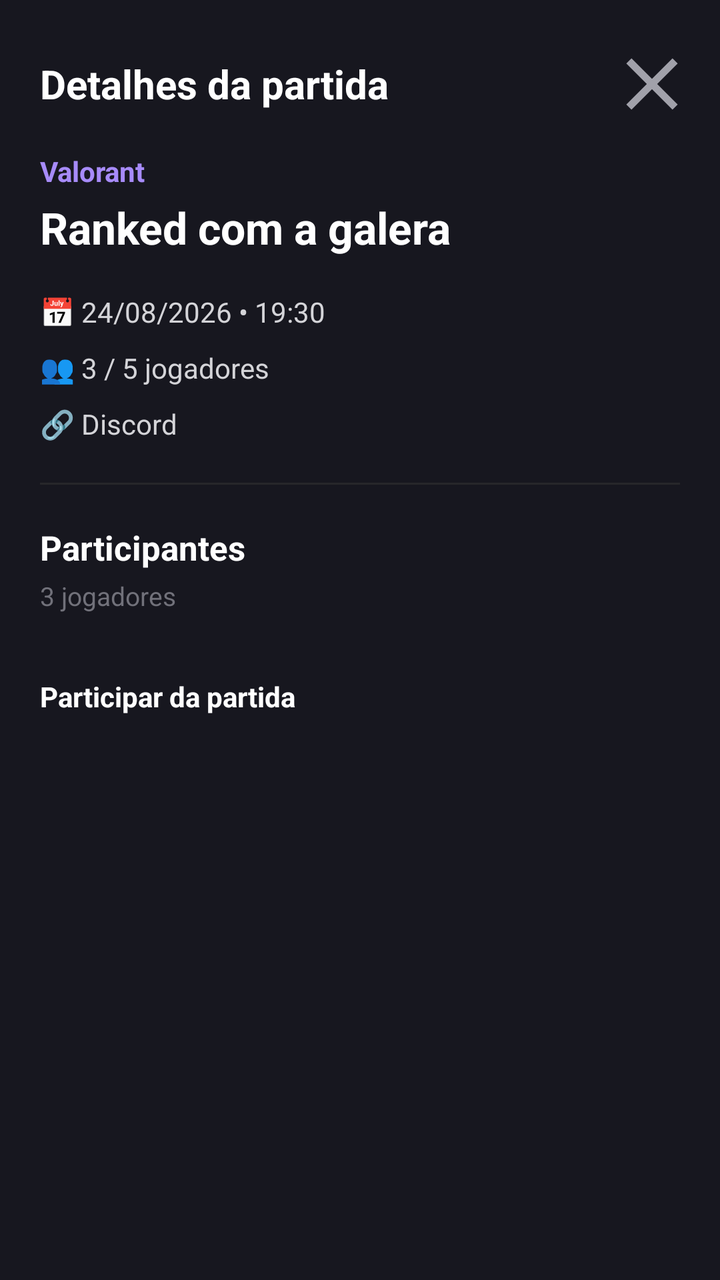
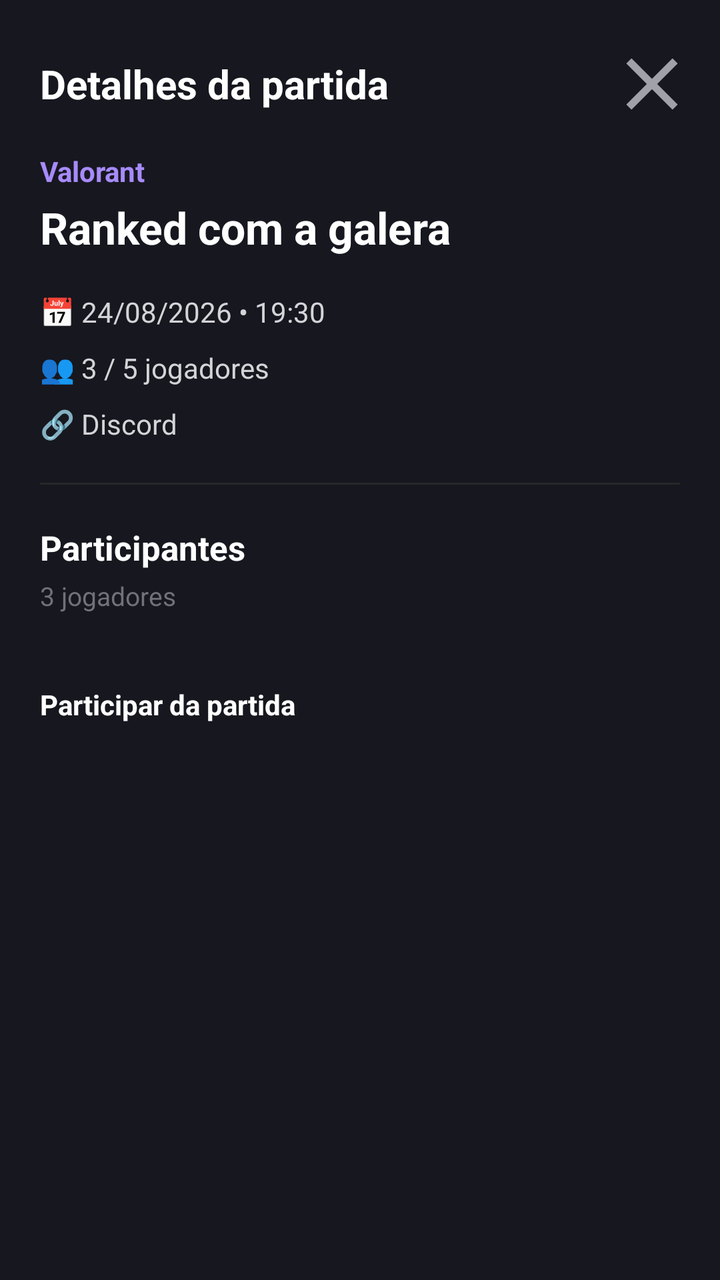

Screens rendered from an Android XML layout before and after an edit, with the pre-edit source and the edit as a unified diff.
<!-- AndroidManifest.xml: application theme Theme.Syno -->
<!-- res/layout/dialog_match_details.xml -->
<?xml version="1.0" encoding="utf-8"?>
<LinearLayout xmlns:android="http://schemas.android.com/apk/res/android"
    android:layout_width="match_parent"
    android:layout_height="wrap_content"
    android:orientation="vertical"
    android:background="#17171F">

    

    <LinearLayout
        android:layout_width="match_parent"
        android:layout_height="wrap_content"
        android:orientation="horizontal"
        android:gravity="center_vertical"
        android:paddingStart="20dp"
        android:paddingTop="20dp"
        android:paddingEnd="12dp"
        android:paddingBottom="4dp">

        <TextView
            android:id="@+id/tvDetailsTitle"
            android:layout_width="0dp"
            android:layout_height="wrap_content"
            android:layout_weight="1"
            android:text="Detalhes da partida"
            android:textColor="#FFFFFF"
            android:textSize="20sp"
            android:textStyle="bold" />

        <ImageButton
            android:id="@+id/btnCloseDetails"
            android:layout_width="44dp"
            android:layout_height="44dp"
            android:contentDescription="Fechar"
            android:background="@drawable/button_icon_ripple"
            android:src="@drawable/ic_close"
            android:tint="#A1A1AA" />

    </LinearLayout>


    

    <ScrollView
        android:layout_width="match_parent"
        android:layout_height="wrap_content"
        android:maxHeight="600dp"
        android:fillViewport="true">

        <LinearLayout
            android:layout_width="match_parent"
            android:layout_height="wrap_content"
            android:orientation="vertical"
            android:paddingStart="20dp"
            android:paddingEnd="20dp"
            android:paddingBottom="20dp">


            

            <TextView
                android:id="@+id/tvDetailsGame"
                android:layout_width="match_parent"
                android:layout_height="wrap_content"
                android:layout_marginTop="8dp"
                android:text="Valorant"
                android:textColor="#A78BFA"
                android:textSize="14sp"
                android:textStyle="bold" />


            

            <TextView
                android:id="@+id/tvDetailsMatchName"
                android:layout_width="match_parent"
                android:layout_height="wrap_content"
                android:layout_marginTop="4dp"
                android:text="Ranked com a galera"
                android:textColor="#FFFFFF"
                android:textSize="22sp"
                android:textStyle="bold" />


            

            <TextView
                android:id="@+id/tvDetailsDate"
                android:layout_width="match_parent"
                android:layout_height="wrap_content"
                android:layout_marginTop="18dp"
                android:text="📅 24/08/2026 • 19:30"
                android:textColor="#D4D4D8"
                android:textSize="14sp" />


            

            <TextView
                android:id="@+id/tvDetailsPlayers"
                android:layout_width="match_parent"
                android:layout_height="wrap_content"
                android:layout_marginTop="9dp"
                android:text="👥 3 / 5 jogadores"
                android:textColor="#D4D4D8"
                android:textSize="14sp" />


            

            <TextView
                android:id="@+id/tvDetailsGameType"
                android:layout_width="match_parent"
                android:layout_height="wrap_content"
                android:layout_marginTop="9dp"
                android:text="🎮 Competitivo"
                android:textColor="#D4D4D8"
                android:textSize="14sp"
                android:visibility="gone" />


            

            <TextView
                android:id="@+id/tvDetailsLocation"
                android:layout_width="match_parent"
                android:layout_height="wrap_content"
                android:layout_marginTop="9dp"
                android:text="🔗 Discord"
                android:textColor="#D4D4D8"
                android:textSize="14sp" />


            

            <TextView
                android:id="@+id/tvDetailsAverageAge"
                android:layout_width="match_parent"
                android:layout_height="wrap_content"
                android:layout_marginTop="9dp"
                android:text="👤 Idade média: 20 anos"
                android:textColor="#D4D4D8"
                android:textSize="14sp"
                android:visibility="gone" />


            

            <View
                android:layout_width="match_parent"
                android:layout_height="1dp"
                android:layout_marginTop="20dp"
                android:background="#27272A" />


            

            <TextView
                android:id="@+id/tvParticipantsTitle"
                android:layout_width="match_parent"
                android:layout_height="wrap_content"
                android:layout_marginTop="20dp"
                android:text="Participantes"
                android:textColor="#FFFFFF"
                android:textSize="17sp"
                android:textStyle="bold" />


            <TextView
                android:id="@+id/tvParticipantsCount"
                android:layout_width="match_parent"
                android:layout_height="wrap_content"
                android:layout_marginTop="4dp"
                android:text="3 jogadores"
                android:textColor="#71717A"
                android:textSize="13sp" />


            

            <LinearLayout
                android:id="@+id/participantsContainer"
                android:layout_width="match_parent"
                android:layout_height="wrap_content"
                android:layout_marginTop="12dp"
                android:orientation="vertical" />


            

            <Button
                android:id="@+id/btnJoinMatch"
                android:layout_width="match_parent"
                android:layout_height="50dp"
                android:layout_marginTop="20dp"
                android:backgroundTint="#8B5CF6"
                android:text="Participar da partida"
                android:textAllCaps="false"
                android:textColor="#FFFFFF"
                android:textSize="14sp"
                android:textStyle="bold" />

        </LinearLayout>

    </ScrollView>

</LinearLayout>
<!-- resources referenced by this layout -->
<resources>
  <!-- drawable button_icon_ripple (drawable) -->
  <?xml version="1.0" encoding="utf-8"?>
  <ripple
      xmlns:android="http://schemas.android.com/apk/res/android"
      android:color="#33FFFFFF">
  
      <item
          android:id="@android:id/mask"
          android:drawable="@android:color/white" />
  
  </ripple>
  <!-- drawable ic_close (drawable) -->
  <vector xmlns:android="http://schemas.android.com/apk/res/android"
      android:width="24dp"
      android:height="24dp"
      android:viewportWidth="24"
      android:viewportHeight="24">
      <path
          android:fillColor="@android:color/black"
          android:pathData="M19,6.41L17.59,5 12,10.59 6.41,5 5,6.41 10.59,12 5,17.59 6.41,19 12,13.41 17.59,19 19,17.59 13.41,12 z"/>
  </vector>
  <style name="Theme.Syno" parent="android:Theme.Material.Light.NoActionBar" />
</resources>

<!-- the commit's change to res/layout/dialog_match_details.xml (unified diff, before → after) -->
@@ -178,12 +178,13 @@
 
             
 
-            <LinearLayout
-                android:id="@+id/participantsContainer"
-                android:layout_width="match_parent"
-                android:layout_height="wrap_content"
-                android:layout_marginTop="12dp"
-                android:orientation="vertical" />
+            <androidx.recyclerview.widget.RecyclerView
+                android:id="@+id/rvParticipantsList"
+                android:layout_width="match_parent"
+                android:layout_height="wrap_content"
+                android:layout_marginTop="16dp"
+                android:nestedScrollingEnabled="false"
+                android:visibility="visible"/>
 
 
             
